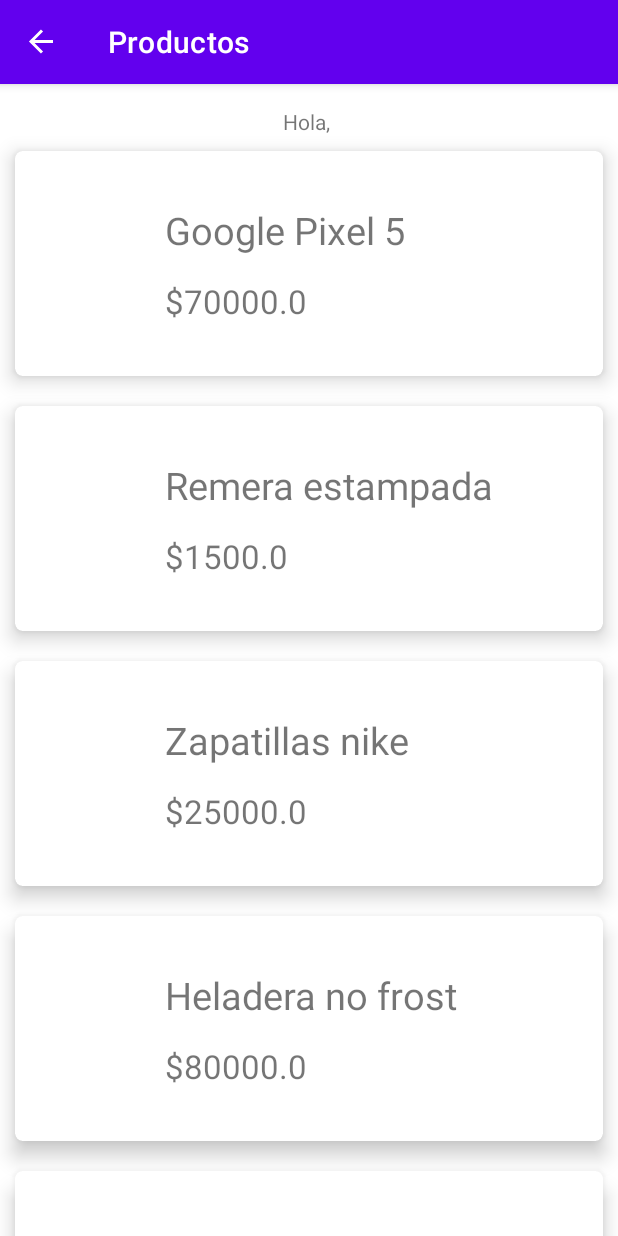
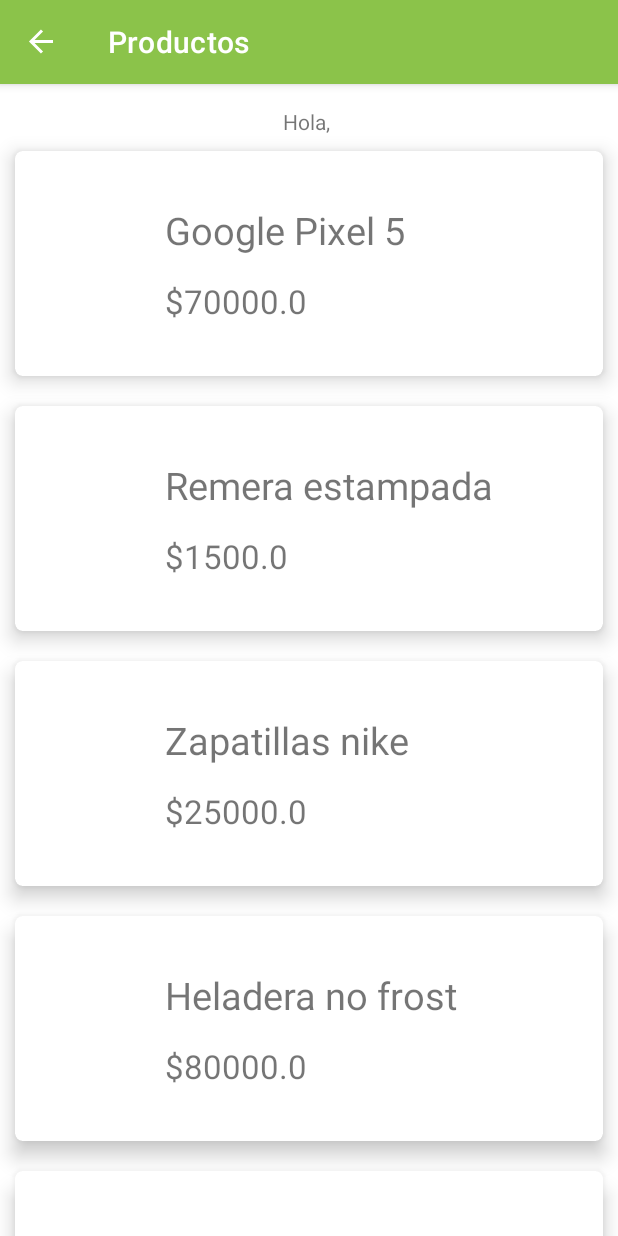
Before and after one commit to LuzAldanaVictoria/grupo3Parcial, an Android app: the screen it shows after launch (MainActivity), after a tap on "CONTINUAR", on a phone screen of 412 x 824 dp. Run offline under Robolectric (Android 15) with nearby library versions, the phone set to English and light mode, and no system bars; our stand-ins replace navigation-ui.

Commit message:
Reformat code

```diff
--- a/app/src/main/java/com/ort/tp3/parcialgrupo3/activities/MainActivity.kt
+++ b/app/src/main/java/com/ort/tp3/parcialgrupo3/activities/MainActivity.kt
@@ -18,8 +18,8 @@ import kotlinx.android.synthetic.main.activity_main.*
 class MainActivity : AppCompatActivity() {
 
     private lateinit var navController: NavController
-    private lateinit var drawerLayout : DrawerLayout
-    private lateinit var nav_view : NavigationView
+    private lateinit var drawerLayout: DrawerLayout
+    private lateinit var nav_view: NavigationView
     lateinit var appBarConfiguration: AppBarConfiguration   //BARRA SUPERIOR
 
 
@@ -28,23 +28,22 @@ class MainActivity : AppCompatActivity() {
         setContentView(R.layout.activity_main)
         getActionBar()?.hide()
 
-        val objectIntent : Intent = intent
+        val objectIntent: Intent = intent
         var user = objectIntent.getStringExtra("Usuario")
 
-        navController = Navigation.findNavController(this,R.id.navhost)
+        navController = Navigation.findNavController(this, R.id.navhost)
         drawerLayout = findViewById(R.id.drawer_layout)
         nav_view = findViewById(R.id.nav_view)
         nav_view.setupWithNavController(navController)
 
-        NavigationUI.setupActionBarWithNavController(this,navController,drawerLayout)
+        NavigationUI.setupActionBarWithNavController(this, navController, drawerLayout)
 
-        //NAVIGATION UP BUTTON (FLECHITA PARA ATRAS SIEMPRE VUELVE AL HOME)
-        appBarConfiguration = AppBarConfiguration(navController.graph, drawer_layout) //SET UP CON ID DRAWER DEL FRAGMENT
-        NavigationUI.setupActionBarWithNavController(this, navController, drawer_layout) //SET UP CON ID DRAWER DEL FRAGMENT
+        appBarConfiguration = AppBarConfiguration(navController.graph, drawer_layout)
+        NavigationUI.setupActionBarWithNavController(this, navController, drawer_layout)
 
-        //DRAWER LAYOUT
-        NavigationUI.setupWithNavController(nav_view, navController) //SET UP CON ID NAV VIEW DEL FRAGMENT
+        NavigationUI.setupWithNavController(nav_view, navController)
     }
+
     override fun onSupportNavigateUp(): Boolean {
         return NavigationUI.navigateUp(navController, appBarConfiguration)
     }
--- a/app/src/main/java/com/ort/tp3/parcialgrupo3/activities/SplashActivity.kt
+++ b/app/src/main/java/com/ort/tp3/parcialgrupo3/activities/SplashActivity.kt
@@ -11,7 +11,7 @@ import com.ort.tp3.parcialgrupo3.R
 class SplashActivity : AppCompatActivity() {
 
     companion object {
-        private const val SPLASH_TIME_OUT:Long = 3000 // 3 seconds
+        private const val SPLASH_TIME_OUT: Long = 3000
     }
 
     override fun onCreate(savedInstanceState: Bundle?) {
@@ -20,9 +20,8 @@ class SplashActivity : AppCompatActivity() {
 
         Handler().postDelayed(
             {
-                startActivity(Intent(this,MainActivity::class.java))
+                startActivity(Intent(this, MainActivity::class.java))
                 finish()
-            }
-            , SPLASH_TIME_OUT)
+            }, SPLASH_TIME_OUT)
     }
 }
--- a/app/src/main/java/com/ort/tp3/parcialgrupo3/adapters/ProductAdapter.kt
+++ b/app/src/main/java/com/ort/tp3/parcialgrupo3/adapters/ProductAdapter.kt
@@ -8,10 +8,10 @@ import com.ort.tp3.parcialgrupo3.R
 import com.ort.tp3.parcialgrupo3.holders.ProductViewHolder
 import com.ort.tp3.parcialgrupo3.listeners.OnProductClickedListener
 
-class ProductAdapter (
+class ProductAdapter(
     private val productList: List<Product>,
     private val onProductClickedListener: OnProductClickedListener
-    ) : RecyclerView.Adapter<ProductViewHolder>() {
+) : RecyclerView.Adapter<ProductViewHolder>() {
 
     override fun onCreateViewHolder(parent: ViewGroup, viewType: Int): ProductViewHolder {
         val view = LayoutInflater.from(parent.context).inflate(R.layout.product_item, parent, false)
@@ -27,4 +27,4 @@ class ProductAdapter (
     }
 
     override fun getItemCount() = productList.size
- }
+}
--- a/app/src/main/java/com/ort/tp3/parcialgrupo3/fragments/DetailFragment.kt
+++ b/app/src/main/java/com/ort/tp3/parcialgrupo3/fragments/DetailFragment.kt
@@ -19,7 +19,6 @@ class DetailFragment : Fragment() {
         inflater: LayoutInflater, container: ViewGroup?,
         savedInstanceState: Bundle?
     ): View? {
-        // Inflate the layout for this fragment
         return inflater.inflate(R.layout.fragment_detail, container, false)
     }
 
--- a/app/src/main/java/com/ort/tp3/parcialgrupo3/fragments/LoginFragment.kt
+++ b/app/src/main/java/com/ort/tp3/parcialgrupo3/fragments/LoginFragment.kt
@@ -24,7 +24,6 @@ class LoginFragment : Fragment() {
     ): View? {
         (activity as AppCompatActivity?)!!.supportActionBar!!.hide()
 
-        // Inflate the layout for this fragment
         return inflater.inflate(R.layout.fragment_login, container, false)
 
     }
--- a/app/src/main/java/com/ort/tp3/parcialgrupo3/fragments/SettingsFragment.kt
+++ b/app/src/main/java/com/ort/tp3/parcialgrupo3/fragments/SettingsFragment.kt
@@ -34,7 +34,6 @@ class SettingsFragment : Fragment() {
         inflater: LayoutInflater, container: ViewGroup?,
         savedInstanceState: Bundle?
     ): View? {
-        // Inflate the layout for this fragment
         return inflater.inflate(R.layout.fragment_settings, container, false)
     }
 
--- a/app/src/main/java/com/ort/tp3/parcialgrupo3/holders/ProductViewHolder.kt
+++ b/app/src/main/java/com/ort/tp3/parcialgrupo3/holders/ProductViewHolder.kt
@@ -12,17 +12,17 @@ class ProductViewHolder(itemView: View) : RecyclerView.ViewHolder(itemView) {
 
     private val description: TextView
     private val price: TextView
-    //private val image: ImageView
+    private val image: ImageView
 
     init {
         description = itemView.findViewById(R.id.product_description_text)
         price = itemView.findViewById(R.id.product_price_text)
-      //  image = itemView.findViewById(R.id.product_image)
+        image = itemView.findViewById(R.id.product_image)
     }
 
     fun bind(product: Product) {
         description.text = product.description
         price.text = "$${product.price}"
-    //    image.setImageResource(product.image)
+
     }
 }
--- a/app/src/main/java/com/ort/tp3/parcialgrupo3/models/Product.kt
+++ b/app/src/main/java/com/ort/tp3/parcialgrupo3/models/Product.kt
@@ -3,7 +3,7 @@ package com.ort.tp3.parcialgrupo3.models
 import android.os.Parcel
 import android.os.Parcelable
 
-data class Product (val description: String?, val imageLink: String?, val price: Double) :
+data class Product(val description: String?, val imageLink: String?, val price: Double) :
     Parcelable {
 
     constructor(parcel: Parcel) : this(
@@ -27,7 +27,7 @@ data class Product (val description: String?, val imageLink: String?, val price:
             return Product(parcel)
         }
 
-    override fun newArray(size: Int): Array<Product?> {
+        override fun newArray(size: Int): Array<Product?> {
             return arrayOfNulls(size)
         }
     }
--- a/app/src/main/java/com/ort/tp3/parcialgrupo3/utils/Images.kt
+++ b/app/src/main/java/com/ort/tp3/parcialgrupo3/utils/Images.kt
@@ -1,7 +1,6 @@
 package com.ort.tp3.parcialgrupo3.utils
 
 object Images {
-    // Los links a las imagenes de los productos que se muestran en la lista
     const val pixel = "https://m.media-amazon.com/images/I/81AqwYyZjzL._AC_SX679_.jpg"
     const val remera =
         "https://www.remerasya.com/media/catalog/product/cache/839e5c25c645eac744603bf9726fb4fd/e/s/est8.jpg"
--- a/app/src/main/java/com/ort/tp3/parcialgrupo3/utils/UserSession.kt
+++ b/app/src/main/java/com/ort/tp3/parcialgrupo3/utils/UserSession.kt
@@ -1,10 +1,6 @@
 package com.ort.tp3.parcialgrupo3.utils
 
-/**
- * Como en este caso no hay un login real implementado, simplemente guardamos el nombre de usuario ingresado en el login
- * en una variable dentro de un Object. Un Object es una clase que equivale a un singleton de Java.
- * Documentación : https://kotlinlang.org/docs/object-declarations.html
- */
+
 object UserSession {
     var userName: String? = null
 }
--- a/app/src/main/res/values/colors.xml
+++ b/app/src/main/res/values/colors.xml
@@ -1,8 +1,8 @@
 <?xml version="1.0" encoding="utf-8"?>
 <resources>
-    <color name="purple_200">#FFBB86FC</color>
-    <color name="purple_500">#FF6200EE</color>
-    <color name="purple_700">#FF3700B3</color>
+    <color name="purple_200">#4CAF50</color>
+    <color name="purple_500">#8BC34A</color>
+    <color name="purple_700">#009688</color>
     <color name="teal_200">#FF03DAC5</color>
     <color name="teal_700">#FF018786</color>
     <color name="black">#FF000000</color>
```
Also changed, not shown: app/src/main/java/com/ort/tp3/parcialgrupo3/fragments/HomeFragment.kt (+0 -7 lines).
